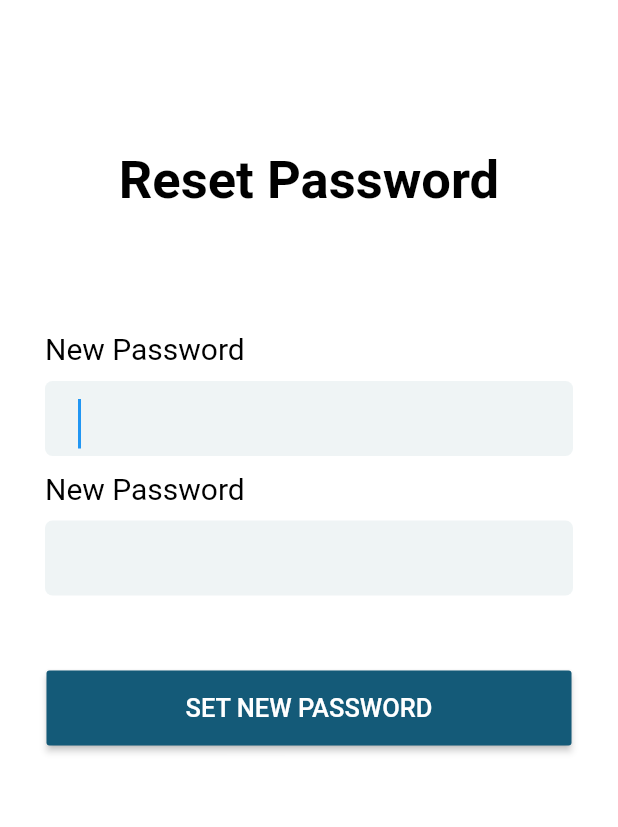
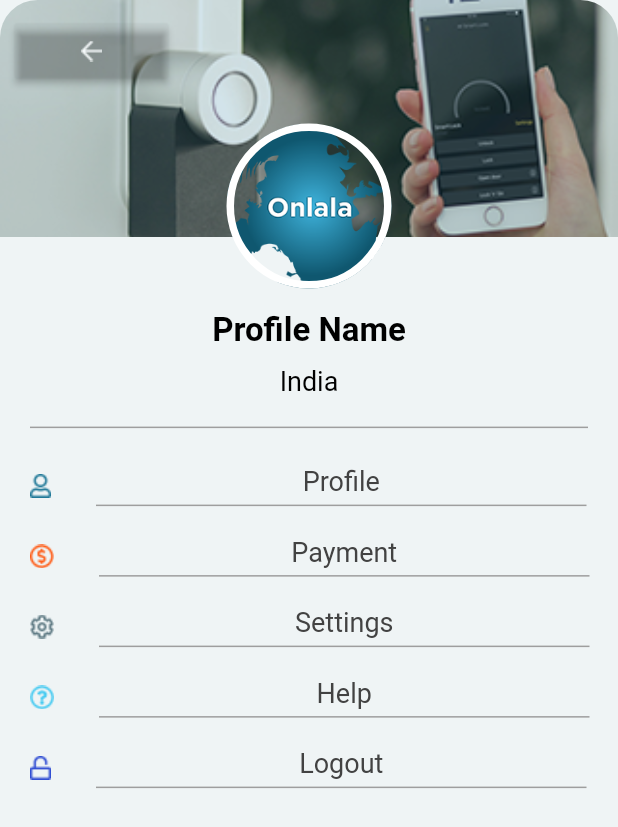
Before and after one commit to HunainHumail/onlala_app, a Flutter app: the screen it shows after launch, on a phone screen of 412 x 824 dp. Shown: the top 827 px of the screen. Run offline on Flutter 3.47's test engine with Material 2 defaults, Android fonts, the phone set to English and light mode, and no system bars; Roboto replaces fonts that are missing (Montserrat).

Commit message:
my work (remaining)

```diff
--- /dev/null
+++ b/lib/Profile/Profile_page.dart
@@ -0,0 +1,340 @@
+import 'package:flutter/material.dart';
+import 'package:flutter/widgets.dart';
+
+class ProfilePage extends StatefulWidget {
+  ProfilePage({Key key}) : super(key: key);
+
+  @override
+  _ProfilePageState createState() => _ProfilePageState();
+}
+
+class _ProfilePageState extends State<ProfilePage> {
+  @override
+  Widget _buildcoverimage(Size Screensize) {
+    return Container(
+      width: Screensize.width,
+      decoration: BoxDecoration(
+        image: DecorationImage(
+          image: AssetImage('assets/images/homedevice.png'),
+          fit: BoxFit.cover,
+        ),
+        borderRadius: BorderRadius.only(
+          topLeft: Radius.circular(25.0),
+          topRight: Radius.circular(25.0),
+        ),
+      ),
+      child: Padding(
+          padding: EdgeInsets.only(
+              top: 10.0, left: 10.0, right: 300.0, bottom: 100.0),
+          child: SizedBox(
+            width: 30.0,
+            child: new RaisedButton(
+              color: Colors.transparent,
+              onPressed: () {},
+              child: Image(
+                image: AssetImage('assets/images/back.png'),
+              ),
+            ),
+          )),
+    );
+  }
+
+  Widget _ProfileImage() {
+    return Center(
+        child: Container(
+      width: 110.0,
+      height: 110.0,
+      decoration: BoxDecoration(
+          image: DecorationImage(
+              image: AssetImage('assets/images/logo.png'), fit: BoxFit.cover),
+          borderRadius: BorderRadius.circular(80.0),
+          border: Border.all(color: Colors.white, width: 5.0)),
+    ));
+  }
+
+  Widget _basicdetails() {
+    return Center(
+        child: Container(
+            child: Column(
+      children: <Widget>[
+        Text(
+          "Profile Name",
+          style: TextStyle(
+              fontFamily: 'Montserrat',
+              color: Colors.black,
+              fontWeight: FontWeight.w600,
+              fontSize: 22.0),
+        ),
+        SizedBox(height: 10.0),
+        Text(
+          "India",
+          style: TextStyle(
+              fontFamily: 'Montserrat',
+              color: Colors.black,
+              fontWeight: FontWeight.w400,
+              fontSize: 18.0),
+        ),
+        Padding(
+            padding: EdgeInsets.only(top: 20.0),
+            child: Container(
+                height: 1.0,
+                color: Colors.grey,
+                width: MediaQuery.of(context).size.width - 40))
+      ],
+    )));
+  }
+
+  Widget _profileoptions() {
+    return Container(
+      child: Column(
+        children: <Widget>[
+          Padding(
+              padding: EdgeInsets.only(left: 20.0),
+              child: Column(
+                children: <Widget>[
+                  Row(
+                    children: <Widget>[
+                      Image(
+                        image: AssetImage('assets/images/profile.png'),
+                      ),
+                      Row(
+                        children: <Widget>[
+                          Padding(
+                              padding: EdgeInsets.only(left: 30.0),
+                              child: Column(
+                                children: <Widget>[
+                                  Align(
+                                    alignment: Alignment.centerLeft,
+                                    child: Text(
+                                      "Profile",
+                                      style: TextStyle(
+                                          fontFamily: 'Montserrat',
+                                          color: Colors.grey[800],
+                                          fontWeight: FontWeight.w400,
+                                          fontSize: 18.0),
+                                      textAlign: TextAlign.left,
+                                    ),
+                                  ),
+                                  Padding(
+                                      padding: EdgeInsets.only(top: 5.0),
+                                      child: Container(
+                                          height: 1.0,
+                                          color: Colors.grey,
+                                          width: MediaQuery.of(context)
+                                                  .size
+                                                  .width -
+                                              85))
+                                ],
+                              ))
+                        ],
+                      )
+                    ],
+                  ),
+                  SizedBox(height: 20.0),
+                  Row(
+                    children: <Widget>[
+                      Image(
+                        image: AssetImage('assets/images/payment.png'),
+                      ),
+                      Row(
+                        children: <Widget>[
+                          Padding(
+                              padding: EdgeInsets.only(left: 30.0),
+                              child: Column(
+                                children: <Widget>[
+                                  Align(
+                                    alignment: Alignment.centerLeft,
+                                    child: Text(
+                                      "Payment",
+                                      style: TextStyle(
+                                          fontFamily: 'Montserrat',
+                                          color: Colors.grey[800],
+                                          fontWeight: FontWeight.w400,
+                                          fontSize: 18.0),
+                                      textAlign: TextAlign.left,
+                                    ),
+                                  ),
+                                  Padding(
+                                      padding: EdgeInsets.only(top: 5.0),
+                                      child: Container(
+                                          height: 1.0,
+                                          color: Colors.grey,
+                                          width: MediaQuery.of(context)
+                                                  .size
+                                                  .width -
+                                              85))
+                                ],
+                              ))
+                        ],
+                      )
+                    ],
+                  ),
+                  SizedBox(height: 20.0),
+                  Row(
+                    children: <Widget>[
+                      Image(
+                        image: AssetImage('assets/images/settings.png'),
+                      ),
+                      Row(
+                        children: <Widget>[
+                          Padding(
+                              padding: EdgeInsets.only(left: 30.0),
+                              child: Column(
+                                children: <Widget>[
+                                  Align(
+                                    alignment: Alignment.centerLeft,
+                                    child: Text(
+                                      "Settings",
+                                      style: TextStyle(
+                                          fontFamily: 'Montserrat',
+                                          color: Colors.grey[800],
+                                          fontWeight: FontWeight.w400,
+                                          fontSize: 18.0),
+                                      textAlign: TextAlign.left,
+                                    ),
+                                  ),
+                                  Padding(
+                                      padding: EdgeInsets.only(top: 5.0),
+                                      child: Container(
+                                          height: 1.0,
+                                          color: Colors.grey,
+                                          width: MediaQuery.of(context)
+                                                  .size
+                                                  .width -
+                                              85))
+                                ],
+                              ))
+                        ],
+                      )
+                    ],
+                  ),
+                  SizedBox(height: 20.0),
+                  Row(
+                    children: <Widget>[
+                      Image(
+                        image: AssetImage('assets/images/help.png'),
+                      ),
+                      Row(
+                        children: <Widget>[
+                          Padding(
+                              padding: EdgeInsets.only(left: 30.0),
+                              child: Column(
+                                children: <Widget>[
+                                  Align(
+                                    alignment: Alignment.centerLeft,
+                                    child: Text(
+                                      "Help",
+                                      style: TextStyle(
+                                          fontFamily: 'Montserrat',
+                                          color: Colors.grey[800],
+                                          fontWeight: FontWeight.w400,
+                                          fontSize: 18.0),
+                                      textAlign: TextAlign.left,
+                                    ),
+                                  ),
+                                  Padding(
+                                      padding: EdgeInsets.only(top: 5.0),
+                                      child: Container(
+                                          height: 1.0,
+                                          color: Colors.grey,
+                                          width: MediaQuery.of(context)
+                                                  .size
+                                                  .width -
+                                              85))
+                                ],
+                              ))
+                        ],
+                      )
+                    ],
+                  ),
+                  SizedBox(height: 20.0),
+                  Row(
+                    children: <Widget>[
+                      Image(
+                        image: AssetImage('assets/images/logout.png'),
+                      ),
+                      Row(
+                        children: <Widget>[
+                          Padding(
+                              padding: EdgeInsets.only(left: 30.0),
+                              child: Column(
+                                children: <Widget>[
+                                  Align(
+                                    alignment: Alignment.centerLeft,
+                                    child: Text(
+                                      "Logout",
+                                      style: TextStyle(
+                                          fontFamily: 'Montserrat',
+                                          color: Colors.grey[800],
+                                          fontWeight: FontWeight.w400,
+                                          fontSize: 18.0),
+                                      textAlign: TextAlign.left,
+                                    ),
+                                  ),
+                                  Padding(
+                                      padding: EdgeInsets.only(top: 5.0),
+                                      child: Container(
+                                          height: 1.0,
+                                          color: Colors.grey,
+                                          width: MediaQuery.of(context)
+                                                  .size
+                                                  .width -
+                                              85))
+                                ],
+                              ))
+                        ],
+                      )
+                    ],
+                  )
+                ],
+              ))
+        ],
+      ),
+    );
+  }
+
+
+  Widget _BottomNavigation(){
+    return Scaffold(
+      floatingActionButton: FloatingActionButton(
+        child: Icon(Icons.add),
+        backgroundColor: Colors.orangeAccent,
+        onPressed: (){},
+      ),
+
+      floatingActionButtonLocation:  FloatingActionButtonLocation.centerDocked,
+    );
+  }
+
+// Main Function : start
+  Widget build(BuildContext context) {
+    Size screensize = MediaQuery.of(context).size;
+    return Scaffold(
+      backgroundColor: Color.fromRGBO(239, 244, 245, 1),
+      body: Stack(
+        children: <Widget>[
+          _buildcoverimage(screensize),
+          SafeArea(
+            child: SingleChildScrollView(
+              child: Column(
+                children: <Widget>[
+                  SizedBox(
+                    height: screensize.height / 10,
+                  ),
+                  _ProfileImage(),
+                  SizedBox(height: 15.0),
+                  _basicdetails(),
+                  SizedBox(height: 25.0),
+                  _profileoptions(),
+
+                ],
+              ),
+            ),
+          )
+        ],
+      ),
+
+    );
+  }
+// Main Function : End
+}
--- a/lib/ResetPassword/Reset_pass_1.dart
+++ b/lib/ResetPassword/Reset_pass_1.dart
@@ -55,7 +55,7 @@ class _ResetPassword_firstState extends State<ResetPassword_first> {
                     child: Row(
                       children: <Widget>[
                         Image.asset(
-                          'assets/images/smartphone.png',
+                          'assets/images/Email.png',
                           width: 100.0,
                         ),
                         SizedBox(
@@ -115,7 +115,7 @@ class _ResetPassword_firstState extends State<ResetPassword_first> {
                     child: Row(
                       children: <Widget>[
                         Image.asset(
-                          'assets/images/Email.png',
+                          'assets/images/smartphone.png',
                           width: 100.0,
                         ),
                         SizedBox(
--- a/lib/main.dart
+++ b/lib/main.dart
@@ -1,4 +1,5 @@
 import 'package:flutter/material.dart';
+import 'package:onlala_app/Profile/Profile_page.dart';
 import 'package:onlala_app/ResetPassword/Reset_pass_2.dart';
 import 'package:onlala_app/ResetPassword/Reset_pass_3.dart';
 import 'package:onlala_app/onboarding_screen.dart';
@@ -17,7 +18,7 @@ void main() {
 
       debugShowCheckedModeBanner: false,
       // home: OnboardingPage(),
-      home: ResetPassword_third(),
+      home: ProfilePage(),
     )
   );
 }
```
Also changed, not shown: pubspec.yaml (+9 -1 lines), assets/images/back.png (added), assets/images/help.png (added), assets/images/homedevice.png (added), assets/images/logout.png (added), assets/images/payment.png (added), assets/images/profile.png (added), assets/images/settings.png (added).
